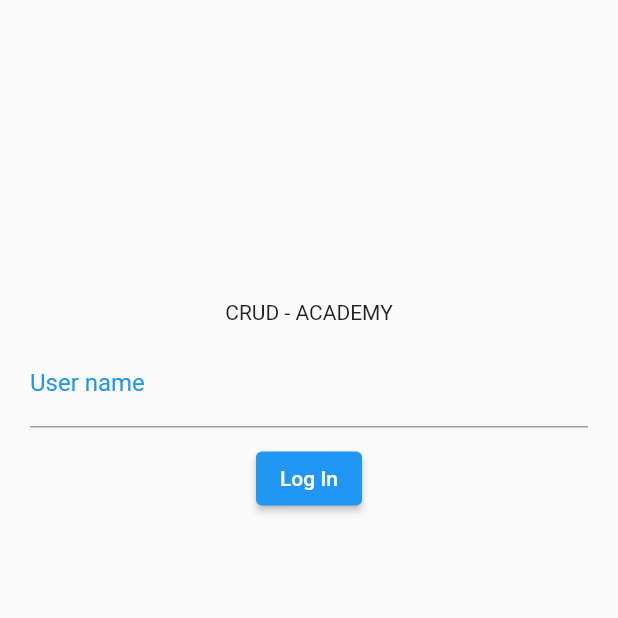
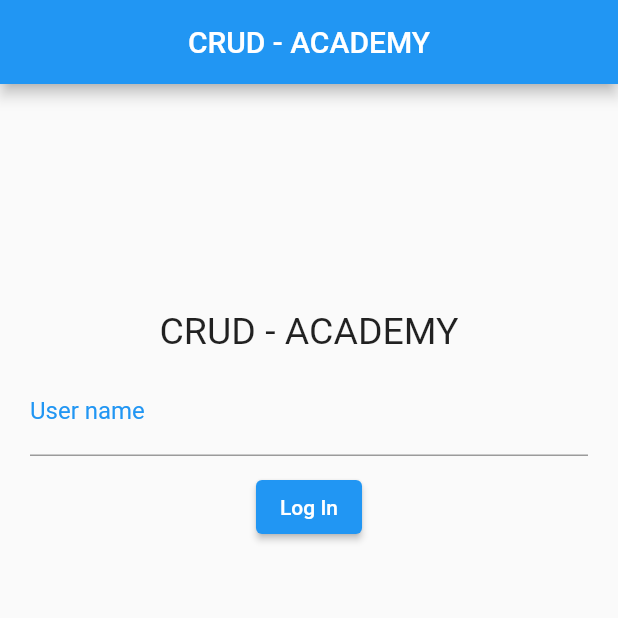
Before and after one commit to DanubiaM/Computer-Engineering-, a Flutter app: the screen it shows after launch, on a phone screen of 412 x 824 dp, the top half of it. Run offline on Flutter 3.47's test engine with Material 2 defaults, Android fonts, the phone set to English and light mode, and no system bars; our stand-ins replace cloud_firestore, firebase_core; accounts and stored records are empty.

Commit message:
refactor: change style

```diff
--- a/LPIII -Flutter/econ_aulas/lib/screens/login_screen.dart
+++ b/LPIII -Flutter/econ_aulas/lib/screens/login_screen.dart
@@ -23,6 +23,10 @@ class _LoginScreenState extends State<LoginScreen> {
   @override
   Widget build(BuildContext context) {
     return Scaffold(
+      appBar: AppBar(
+        centerTitle: true,
+        title: Text(widget.title),
+      ),
       body: FutureBuilder(
           //FutureBuilder retorna form apenas quando future acontecer -> inicializa bd
           future: Database.initializerFirebase(),
@@ -31,9 +35,12 @@ class _LoginScreenState extends State<LoginScreen> {
               child: Column(
                 children: [
                   SizedBox(
-                    height: 200,
+                    height: 150,
                   ),
-                  Text(widget.title),
+                  Text(
+                    widget.title,
+                    style: TextStyle(fontSize: 25),
+                  ),
                   Padding(
                     padding: const EdgeInsets.symmetric(
                         horizontal: 20.0, vertical: 10),
```
